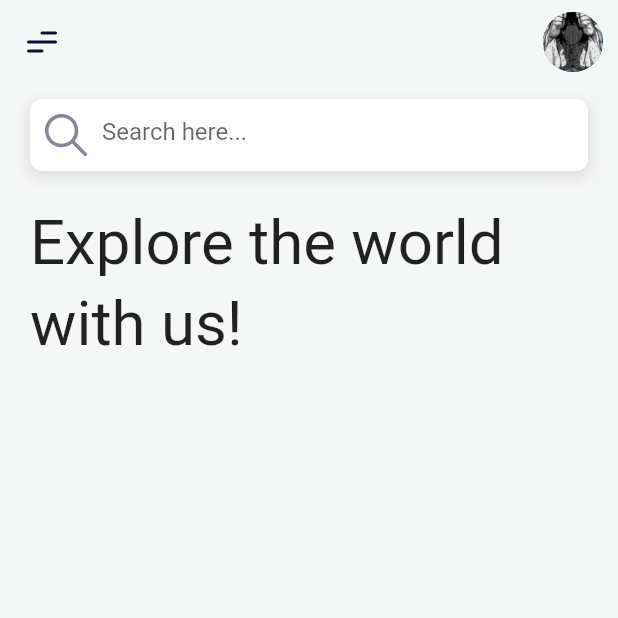
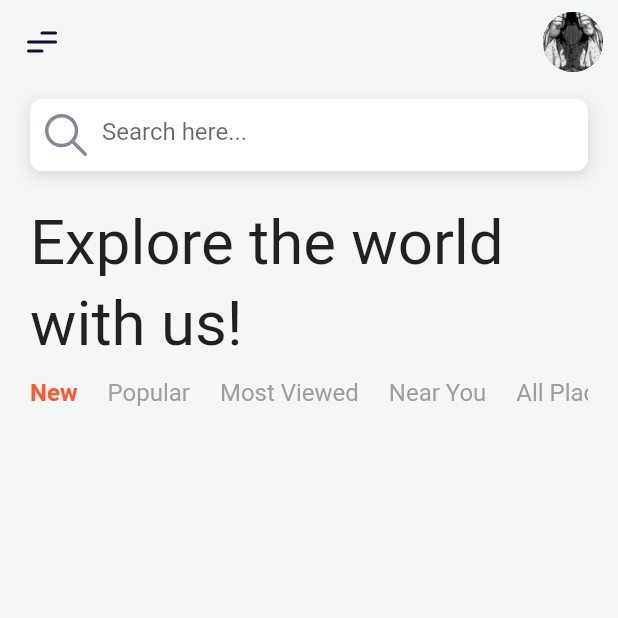
Before and after one commit to lypsisrudiansyah/travel_app_ui, a Flutter app: the screen it shows after launch, on a phone screen of 412 x 824 dp, the top half of it. Run offline on Flutter 3.47's test engine with Material 2 defaults, Android fonts, the phone set to English and light mode, and no system bars; our stand-ins replace flutter_svg, sizer; Roboto replaces fonts that are missing (Georgia).

Commit message:
update home_screen.dart and category_list.dart

```diff
--- a/lib/screen/home/home_screen.dart
+++ b/lib/screen/home/home_screen.dart
@@ -1,5 +1,6 @@
 import 'package:flutter/material.dart';
 import 'package:flutter_svg/flutter_svg.dart';
+import 'package:travel_app_ui/screen/home/widget/category_list.dart';
 import 'package:travel_app_ui/screen/home/widget/search_input.dart';
 import 'package:travel_app_ui/theme.dart';
 import 'package:sizer/sizer.dart';
@@ -26,6 +27,7 @@ class HomeScreen extends StatelessWidget {
                 ),
               ),
             ),
+            CategoryList()
           ],
         ),
       ),
--- a/lib/screen/home/widget/category_list.dart
+++ b/lib/screen/home/widget/category_list.dart
@@ -23,10 +23,17 @@ class _CategoryListState extends State<CategoryList> {
   @override
   Widget build(BuildContext context) {
     return Container(
+      padding: const EdgeInsets.symmetric(horizontal: 20),
+      height: 20,
       child: ListView.separated(
+        scrollDirection: Axis.horizontal,
         itemBuilder: (context, index) {
-          return Container(
-
+          return GestureDetector(
+            onTap: () {
+              setState(() {
+                currentSelected = index;
+              });
+            },
             child: Text(categoryList[index], style:  TextStyle(
                fontSize: 16.0,
                fontWeight: currentSelected == index ? FontWeight.bold : FontWeight.normal,
@@ -35,7 +42,7 @@ class _CategoryListState extends State<CategoryList> {
             ),
           );
         },
-        separatorBuilder: ,
+        separatorBuilder: (context, index) => const SizedBox(width: 20,),
         itemCount: categoryList.length,
       ),
     );
```
